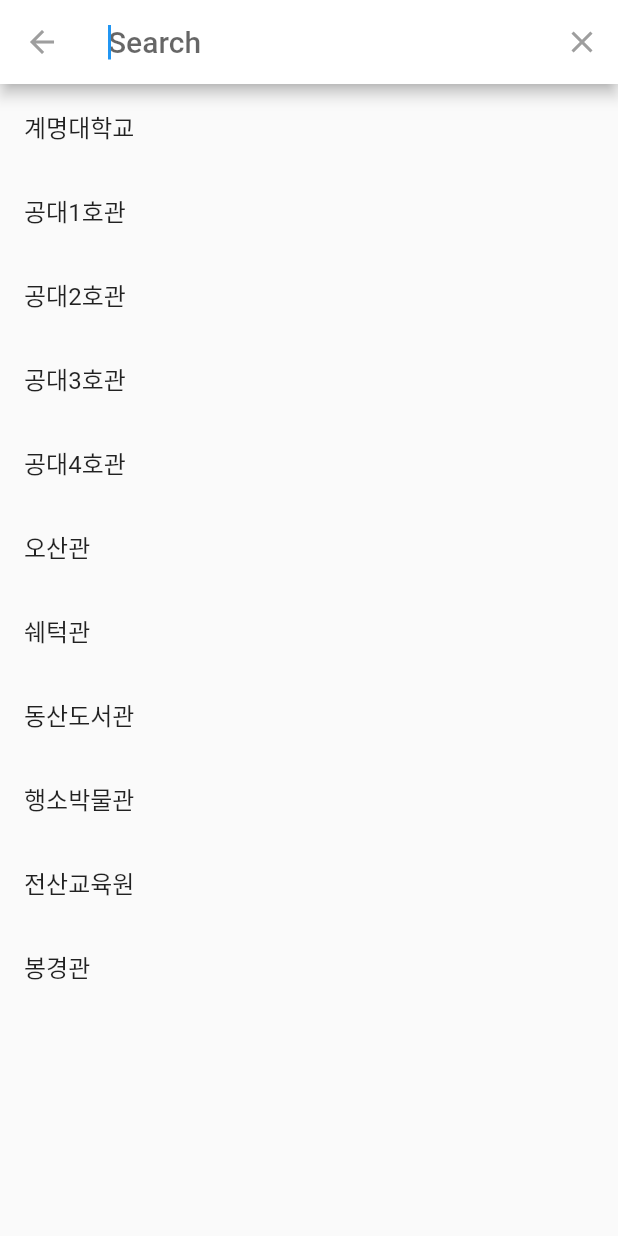
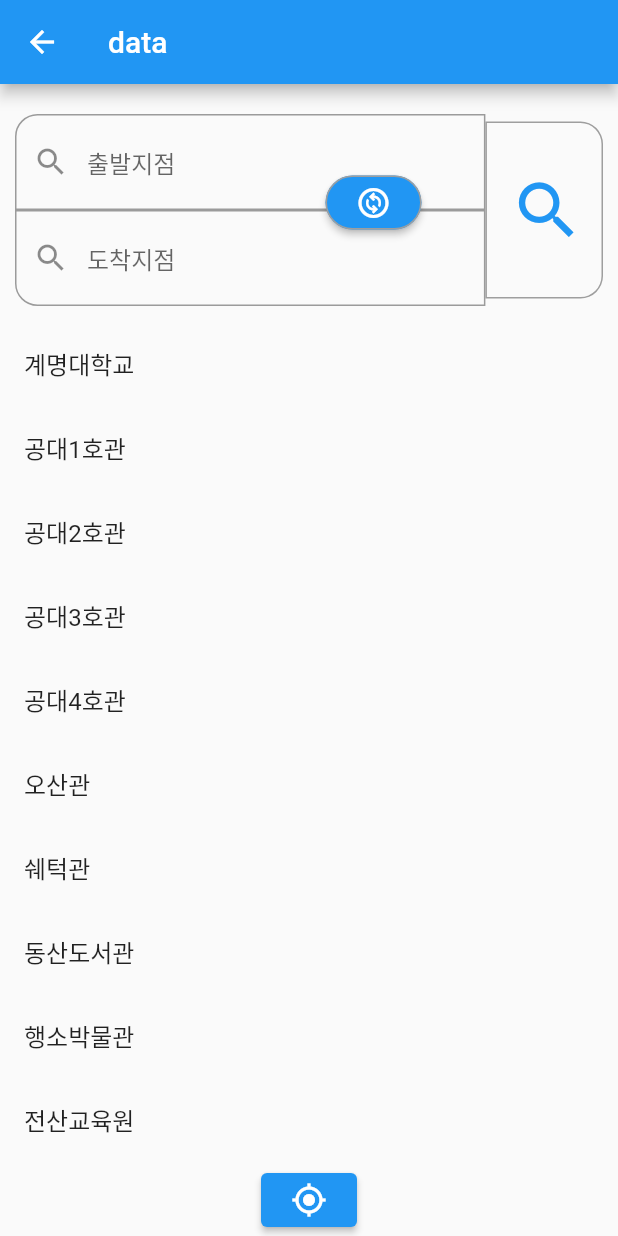
Before and after one commit to KMUCapstoneProject/FrontEnd, a Flutter app: the kmu_map screen opened directly, after a tap on the "search" icon, on a phone screen of 412 x 824 dp. Run offline on Flutter 3.47's test engine with Material 2 defaults, Android fonts, the light colour scheme and no system bars; our stand-ins replace carousel_slider, geolocator, get, google_maps_flutter, photo_view; missing offline and left inert: custom_info_window.

Commit message:
1차 커밋 테스트

```diff
--- a/lib/google_map.dart
+++ b/lib/google_map.dart
@@ -9,7 +9,8 @@
 import 'package:project_2/Building_map/building_map.dart';
 import 'package:project_2/drawer/drawer_page.dart';
 import 'package:project_2/road/road_data.dart';
-import 'package:project_2/search_page.dart';
+import 'package:project_2/search/search_page.dart';
+import 'package:project_2/search/search_start_page.dart';
 import 'Building_map/Building_data.dart';
 
 class kmu_map extends StatefulWidget {
@@ -107,7 +108,7 @@
           final end = road_data().get_latlng()[0];
           final distance = Geolocator.distanceBetween(
               start.latitude, start.longitude, end.latitude, end.longitude);
-          if (distance < 18) {
+          if (distance < 30) {
             road_data().reset_road();
           }
         }
@@ -143,15 +144,8 @@
                         child: Icon(Icons.wheelchair_pickup),
                       ),
                       ElevatedButton(
-                        onPressed: () {
-                          setState(
-                            () {
-                              showSearch(
-                                context: context,
-                                delegate: Search_page(),
-                              );
-                            },
-                          );
+                        onPressed: () async {
+                          await Get.to(search_start_page());
                         },
                         child: Icon(Icons.search),
                       ),
--- a/lib/road/road_data.dart
+++ b/lib/road/road_data.dart
@@ -17,16 +17,17 @@
 
   road_data._internal() {}
 
-  void input_road(String building) {
-    LatLng data = building_data().building_change_latlang(building);
-    test_test.add(data);
+  void input_road(String building_start,String building_end) {
+    LatLng data_end = building_data().building_change_latlang(building_end);
+    LatLng data_start = building_data().building_change_latlang(building_start);
+    test_test.add(data_end);
     /*if (_circles.isEmpty!) {
       reset_road();
     }*/
     _circles.add(
       Circle(
         circleId: CircleId("circle_1"),
-        center: data,
+        center: data_end,
         radius: 30,
         fillColor: Colors.blue.withOpacity(0.3),
         strokeWidth: 2,
@@ -37,8 +38,8 @@
       Polyline(
         polylineId: PolylineId("test"),
         points: [
-          LatLng(35.855766, 128.487119), ////////////test
-          data,
+          data_start,
+          data_end,
         ],
         width: 1,
         color: Colors.blue,
--- a/lib/search_page.dart
+++ b/lib/search/search_page.dart
@@ -14,6 +14,8 @@
       icon: Icon(Icons.arrow_back),
     );
   }
+
+
 
   @override
   List<Widget>? buildActions(BuildContext context) => [
@@ -37,6 +39,7 @@
 
   @override
   Widget buildSuggestions(BuildContext context) {
+
     List<String> suggestions = data.get_buildingName().where((searchResult) {
       return searchResult.contains(query);
     }).toList(); //검색창에 글자를 넣을때 마다 리스트에 그 글자와 관련된 내용이 있으면 리스트에 추가
@@ -52,7 +55,7 @@
             showResults(context);
             print(query);
             road_data().reset_road();
-            road_data().input_road(query);
+            //road_data().input_road(query);
           },
         );
       },
--- /dev/null
+++ b/lib/search/search_start_page.dart
@@ -0,0 +1,214 @@
+import 'package:flutter/cupertino.dart';
+import 'package:flutter/material.dart';
+import 'package:project_2/Building_map/Building_data.dart';
+import 'package:project_2/search/search_page.dart';
+
+import '../road/road_data.dart';
+
+class search_start_page extends StatefulWidget {
+  const search_start_page({super.key});
+
+  @override
+  State<search_start_page> createState() => _search_start_pageState();
+}
+
+class _search_start_pageState extends State<search_start_page> {
+  List<String> test = building_data().get_buildingName();
+  final controller = TextEditingController();
+  final controller_2 = TextEditingController();
+  bool _search = true;
+
+  @override
+  Widget build(BuildContext context) {
+    return Scaffold(
+      appBar: AppBar(
+        title: Text("data"),
+      ),
+      body: Stack(
+        children: [
+          Column(
+            children: [
+              SizedBox(
+                height: 20,
+              ),
+              Row(
+                children: [
+                  SizedBox(
+                    width: 10,
+                  ),
+                  Expanded(
+                    flex: 4,
+                    child: Container(
+                      child: Column(
+                        children: [
+                          search_bar_1(),
+                          search_bar_2(),
+                        ],
+                      ),
+                    ),
+                  ),
+                  Expanded(
+                    child: search_button(),
+                  ),
+                  SizedBox(
+                    width: 10,
+                  )
+                ],
+              ),
+              SizedBox(
+                height: 10,
+              ),
+              search_items(),
+              ElevatedButton(
+                onPressed: () {
+                  setState(() {
+                    controller.text = "현재위치";
+                  });
+                },
+                child: Icon(Icons.gps_fixed),
+              )
+            ],
+          ),
+          Padding(
+            padding: const EdgeInsets.only(top: 55, left: 217),
+            child: ElevatedButton(
+              onPressed: () {
+                setState(() {
+                  String data = controller_2.text;
+                  controller_2.text = controller.text;
+                  controller.text = data;
+                });
+              },
+              child: Icon(Icons.change_circle_outlined),
+              style: ElevatedButton.styleFrom(
+                shape: RoundedRectangleBorder(
+                    borderRadius: BorderRadius.all(Radius.circular(90))
+                ),
+                side: BorderSide(color: Colors.grey, width: 1),
+              ),
+            ),
+          )
+        ],
+      ),
+    );
+  }
+
+  Widget search_bar_1() {
+    return TextField(
+      controller: controller,
+      decoration: InputDecoration(
+        prefixIcon: const Icon(Icons.search),
+        hintText: "출발지점",
+        border: OutlineInputBorder(
+          borderRadius: BorderRadius.only(topLeft: Radius.circular(15)),
+          borderSide: const BorderSide(color: Colors.blue),
+        ),
+      ),
+      onChanged: search,
+      onTap: () {
+        _search = true;
+      },
+    );
+  } // search 함수 요기 있음
+
+  Widget search_bar_2() {
+    return Column(
+      children: [
+        TextField(
+          controller: controller_2,
+          decoration: InputDecoration(
+            prefixIcon: const Icon(Icons.search),
+            hintText: "도착지점",
+            border: OutlineInputBorder(
+              borderRadius: BorderRadius.only(bottomLeft: Radius.circular(15)),
+              borderSide: const BorderSide(color: Colors.blue),
+            ),
+          ),
+          onChanged: search,
+          onTap: () {
+            _search = false;
+          },
+        ),
+      ],
+    );
+  } // search 함수 요기 있음
+
+  Widget search_items() {
+    return Expanded(
+      child: ListView.builder(
+        itemCount: test.length,
+        itemBuilder: (context, index) {
+          final building = test[index];
+          return ListTile(
+            title: Text(building),
+            onTap: () {
+              setState(
+                    () {
+                  if (_search) {
+                    controller.text = building;
+                  } else {
+                    controller_2.text = building;
+                  }
+                },
+              );
+            },
+          );
+        },
+      ),
+    );
+  }
+
+  Widget search_button() {
+    return OutlinedButton(
+      onPressed: () {
+        setState(() {
+          String start = controller.text;
+          String end = controller_2.text;
+
+          switch(error_check(start,end))
+          {
+            case 0 : break;
+            case 1 : break;
+            case 2 : break;
+          }
+          if(true)
+            {
+              road_data().reset_road();
+              road_data().input_road(controller.text,controller_2.text);
+            }
+        });
+      },
+      child: Icon(
+        Icons.search,
+        size: 50,
+      ),
+      style: ElevatedButton.styleFrom(
+        shape: RoundedRectangleBorder(
+          borderRadius: BorderRadius.only(
+            bottomRight: Radius.circular(15),
+            topRight: Radius.circular(15),
+          ),
+        ),
+        side: BorderSide(color: Colors.grey, width: 1),
+        fixedSize: Size(100, 118),
+      ),
+    );
+  } // 검색버튼
+
+  void search(String query) {
+    // 글자 입력마다 검색창 오브젝트 변경
+    List<String> suggestions =
+    building_data().get_buildingName().where((searchResult) {
+      return searchResult.contains(query);
+    }).toList(); //검색창에 글자를 넣을때 마다 리스트에 그 글자와 관련된 내용이 있으면 리스트에 추가
+    setState(() {
+      test = suggestions;
+    });
+  }
+
+  int error_check(String start,String end)
+  {
+
+    return 1;
+  }
+}
--- a/pubspec.yaml
+++ b/pubspec.yaml
@@ -53,6 +53,7 @@
   flutter_launcher_icons: ^0.13.1
   carousel_slider: ^4.2.1
   photo_view: ^0.14.0
+  dio: ^5.3.3
 
 # For information on the generic Dart part of this file, see the
 # following page: https://dart.dev/tools/pub/pubspec
```
Also changed, not shown: pubspec.lock.
